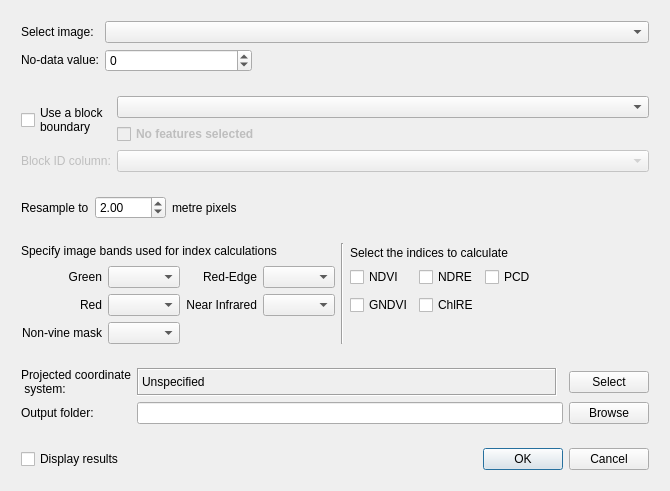
Before: the Qt Designer form pat/gui/calcImageIndices_dialog_base.ui in CSIRO-Precision-Agriculture/PAT_QGIS_Plugin, drawn with Qt 5.
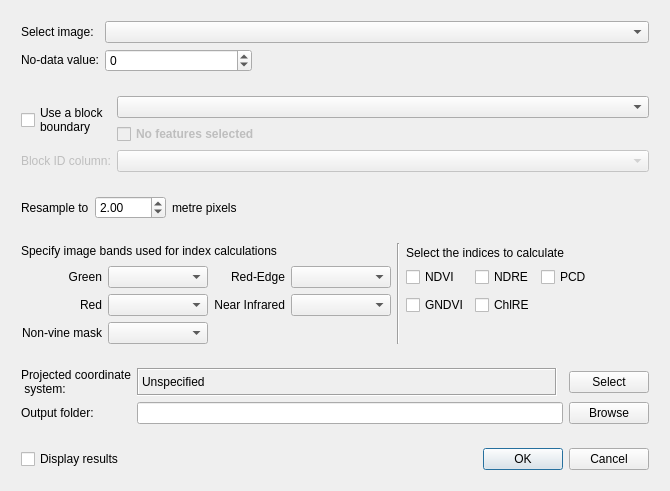
After: the same form once the commit is applied. Custom widgets are drawn as their Qt base class.

What changed in the file:
```diff
--- a/pat/gui/calcImageIndices_dialog_base.ui
+++ b/pat/gui/calcImageIndices_dialog_base.ui
@@ -417,14 +417,14 @@
          <item row="1" column="3">
           <widget class="QComboBox" name="cboBandRedEdge">
            <property name="sizePolicy">
-            <sizepolicy hsizetype="Fixed" vsizetype="Fixed">
+            <sizepolicy hsizetype="Minimum" vsizetype="Fixed">
              <horstretch>0</horstretch>
              <verstretch>0</verstretch>
             </sizepolicy>
            </property>
            <property name="minimumSize">
             <size>
-             <width>0</width>
+             <width>100</width>
              <height>20</height>
             </size>
            </property>
@@ -610,7 +610,7 @@
          <item row="3" column="1">
           <widget class="QComboBox" name="cboBandNonVine">
            <property name="sizePolicy">
-            <sizepolicy hsizetype="Fixed" vsizetype="Preferred">
+            <sizepolicy hsizetype="Minimum" vsizetype="Fixed">
              <horstretch>0</horstretch>
              <verstretch>0</verstretch>
             </sizepolicy>
@@ -618,7 +618,7 @@
            <property name="minimumSize">
             <size>
              <width>0</width>
-             <height>0</height>
+             <height>20</height>
             </size>
            </property>
            <property name="maxVisibleItems">
@@ -638,7 +638,7 @@
          <item row="2" column="1">
           <widget class="QComboBox" name="cboBandRed">
            <property name="sizePolicy">
-            <sizepolicy hsizetype="Fixed" vsizetype="Preferred">
+            <sizepolicy hsizetype="Minimum" vsizetype="Fixed">
              <horstretch>0</horstretch>
              <verstretch>0</verstretch>
             </sizepolicy>
@@ -646,7 +646,7 @@
            <property name="minimumSize">
             <size>
              <width>0</width>
-             <height>0</height>
+             <height>20</height>
             </size>
            </property>
            <property name="maxVisibleItems">
@@ -666,14 +666,14 @@
          <item row="1" column="1">
           <widget class="QComboBox" name="cboBandGreen">
            <property name="sizePolicy">
-            <sizepolicy hsizetype="Fixed" vsizetype="Fixed">
+            <sizepolicy hsizetype="Minimum" vsizetype="Fixed">
              <horstretch>0</horstretch>
              <verstretch>0</verstretch>
             </sizepolicy>
            </property>
            <property name="minimumSize">
             <size>
-             <width>0</width>
+             <width>100</width>
              <height>20</height>
             </size>
            </property>
@@ -694,7 +694,7 @@
          <item row="2" column="3">
           <widget class="QComboBox" name="cboBandIR">
            <property name="sizePolicy">
-            <sizepolicy hsizetype="Fixed" vsizetype="Preferred">
+            <sizepolicy hsizetype="Minimum" vsizetype="Fixed">
              <horstretch>0</horstretch>
              <verstretch>0</verstretch>
             </sizepolicy>
@@ -702,7 +702,7 @@
            <property name="minimumSize">
             <size>
              <width>0</width>
-             <height>0</height>
+             <height>20</height>
             </size>
            </property>
            <property name="maxVisibleItems">
@@ -760,6 +760,19 @@
            </property>
           </widget>
          </item>
+         <item row="1" column="8">
+          <spacer name="horizontalSpacer_2">
+           <property name="orientation">
+            <enum>Qt::Horizontal</enum>
+           </property>
+           <property name="sizeHint" stdset="0">
+            <size>
+             <width>40</width>
+             <height>20</height>
+            </size>
+           </property>
+          </spacer>
+         </item>
         </layout>
        </widget>
       </item>
```
